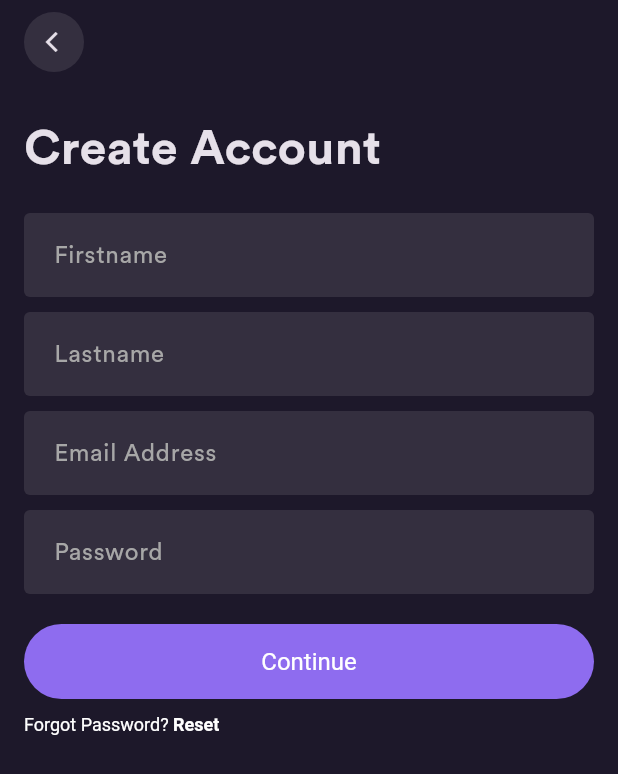
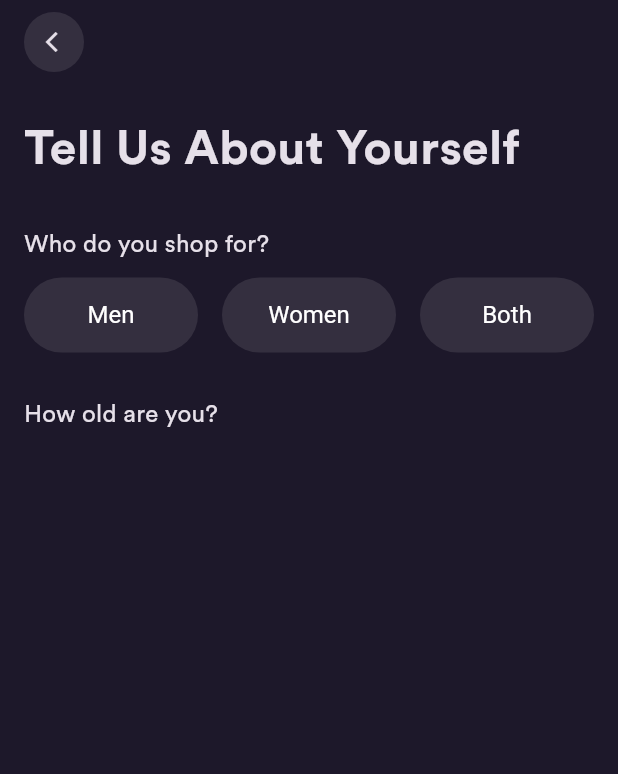
Before and after one commit to Sabaudo/ecommerce_flutter_app, a Flutter app: the CreateAccount screen opened directly, after a tap on "Continue", on a phone screen of 412 x 824 dp. Shown: the top 774 px of the screen. Run offline on Flutter 3.47's test engine with Material 3 defaults, Android fonts, the light colour scheme and no system bars; our stand-ins replace flutter_bloc, flutter_svg.

Commit message:
new register page added

```diff
--- a/lib/screens/login/pages/signin/signin.dart
+++ b/lib/screens/login/pages/signin/signin.dart
@@ -1,5 +1,5 @@
 import 'package:clot_ecommerce/common/widgets/button/basic_app_button.dart';
-import 'package:clot_ecommerce/screens/login/pages/signin/create_account.dart';
+import 'package:clot_ecommerce/screens/register/pages/register/create_account.dart';
 import 'package:clot_ecommerce/screens/login/pages/signin/signin_password.dart';
 import 'package:flutter/gestures.dart';
 import 'package:flutter/material.dart';
--- a/lib/screens/login/pages/signin/create_account.dart
+++ b/lib/screens/register/pages/register/create_account.dart
@@ -1,6 +1,7 @@
 import 'package:clot_ecommerce/common/widgets/button/basic_app_button.dart';
 import 'package:clot_ecommerce/core/configs/theme/app_colors.dart';
 import 'package:clot_ecommerce/screens/login/pages/signin/forgot_password.dart';
+import 'package:clot_ecommerce/screens/register/pages/register/more_details_register.dart';
 import 'package:flutter/gestures.dart';
 import 'package:flutter/material.dart';
 
@@ -67,10 +68,10 @@ class CreateAccount extends StatelessWidget {
   Widget _continueButton(BuildContext context) {
     return BasicAppButton(title: "Continue",
     onPressed: (){
-      // Navigator.pushReplacement(
-      //       context,
-      //       MaterialPageRoute(builder: (context) => const SigninPassword()),
-      //     );
+      Navigator.push(
+            context,
+            MaterialPageRoute(builder: (context) => const MoreDetailsRegister()),
+          );
     });
   }
 
--- /dev/null
+++ b/lib/screens/register/pages/register/more_details_register.dart
@@ -0,0 +1,122 @@
+import 'package:clot_ecommerce/core/configs/theme/app_colors.dart';
+import 'package:flutter/material.dart';
+
+class MoreDetailsRegister extends StatefulWidget {
+  const MoreDetailsRegister({super.key});
+
+  @override
+  State<MoreDetailsRegister> createState() => _MoreDetailsRegisterState();
+}
+
+class _MoreDetailsRegisterState extends State<MoreDetailsRegister> {
+  String? _selectedGender;
+
+  void _selectGender(String gender) {
+    setState(() {
+      _selectedGender = gender;
+    });
+  }
+
+  @override
+  Widget build(BuildContext context) {
+    return Scaffold(
+      appBar: AppBar(
+        elevation: 0,
+        backgroundColor: Colors.transparent,
+        leading: appBarButton(context)
+      ),
+      body: Padding(
+        padding: const EdgeInsets.symmetric(
+          horizontal: 16,
+          vertical: 20
+        ),
+        child: Column(
+          crossAxisAlignment: CrossAxisAlignment.start,
+          children: [
+            _moreDetailsText(context),
+            SizedBox(height: 30,),
+            _questionText(context, "Who do you shop for?"),
+            SizedBox(height: 10,),
+            _genderRow(context),
+            SizedBox(height: 30,),
+            _questionText(context, "How old are you?"),
+          ],
+        ),
+      ),
+    );
+  }
+
+  Widget appBarButton(BuildContext context) {
+    return Padding(
+            padding: const EdgeInsets.only(
+            left: 16,
+          ),
+          child: Ink(
+            width: 40,
+            height: 40,
+            decoration: const ShapeDecoration(
+              color: AppColors.secondBackground,
+              shape: CircleBorder(),
+            ),
+            // color: Colors.white,
+            child: IconButton(
+              onPressed: () {
+                Navigator.pop(context);
+              },
+              padding: EdgeInsets.only(left: 5),
+              icon: Icon(Icons.arrow_back_ios),
+              iconSize: 16,
+            ),
+          ),
+        );
+  }
+
+  Widget _moreDetailsText(BuildContext context) {
+    return Text("Tell Us About Yourself",
+    style: TextStyle(
+      fontSize: 32,
+      fontWeight: FontWeight.bold
+      ),
+    );
+  }
+
+  Widget _questionText(BuildContext context, String question) {
+    return Text(question,
+    style: TextStyle(
+      fontSize: 16,
+      ),
+    );
+  }
+
+  Widget _genderButton(String label, String value) {
+    final bool selected = _selectedGender == value;
+
+    return ElevatedButton(
+      onPressed: () => _selectGender(value),
+      style: ElevatedButton.styleFrom(
+        backgroundColor: selected ? AppColors.primary : AppColors.secondBackground,
+        // foregroundColor: selected ? Colors.white : Colors.black,
+        minimumSize: Size.fromHeight(50),
+      ),
+      child: Text(
+      label,
+      style: const TextStyle(
+        color: Colors.white,
+        fontWeight: FontWeight.w400
+        ),
+      ),
+    );
+  }
+  Widget _genderRow(BuildContext context) {
+    return Row(
+      mainAxisAlignment: MainAxisAlignment.spaceEvenly,
+      children: [
+        Expanded(child: _genderButton("Men", "Men")),
+        SizedBox(width: 16),
+        Expanded(child: _genderButton("Women", "Women")),
+        SizedBox(width: 16),
+        Expanded(child: _genderButton("Both", "Both")),
+      ],
+    );
+  }
+}
```
